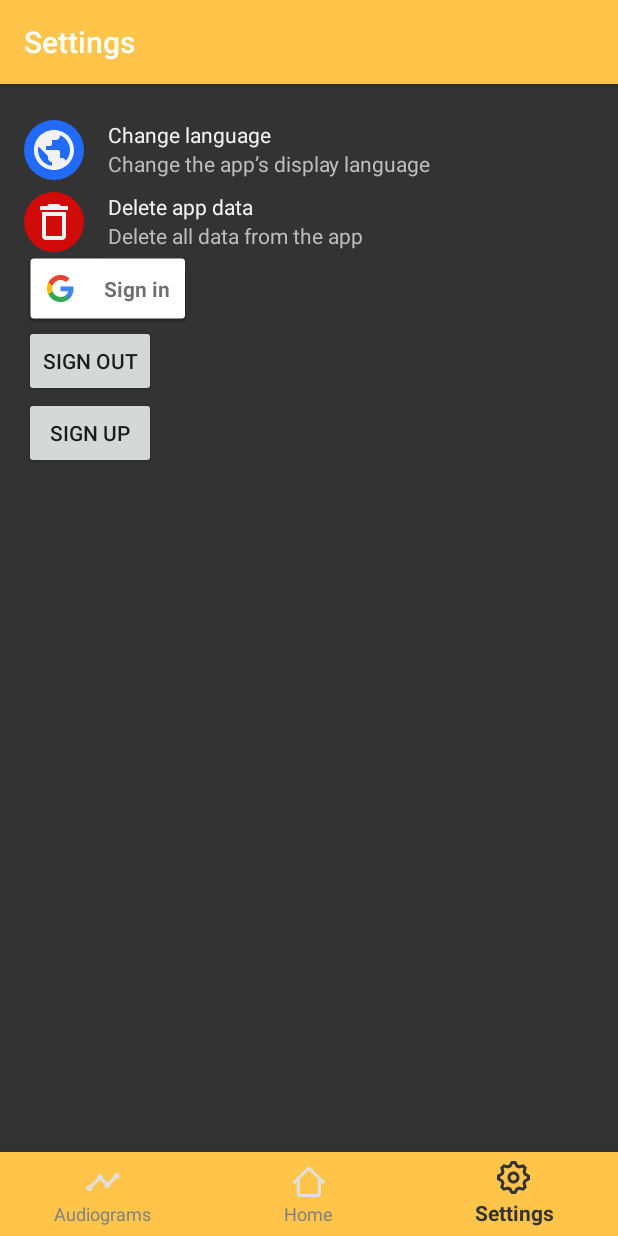
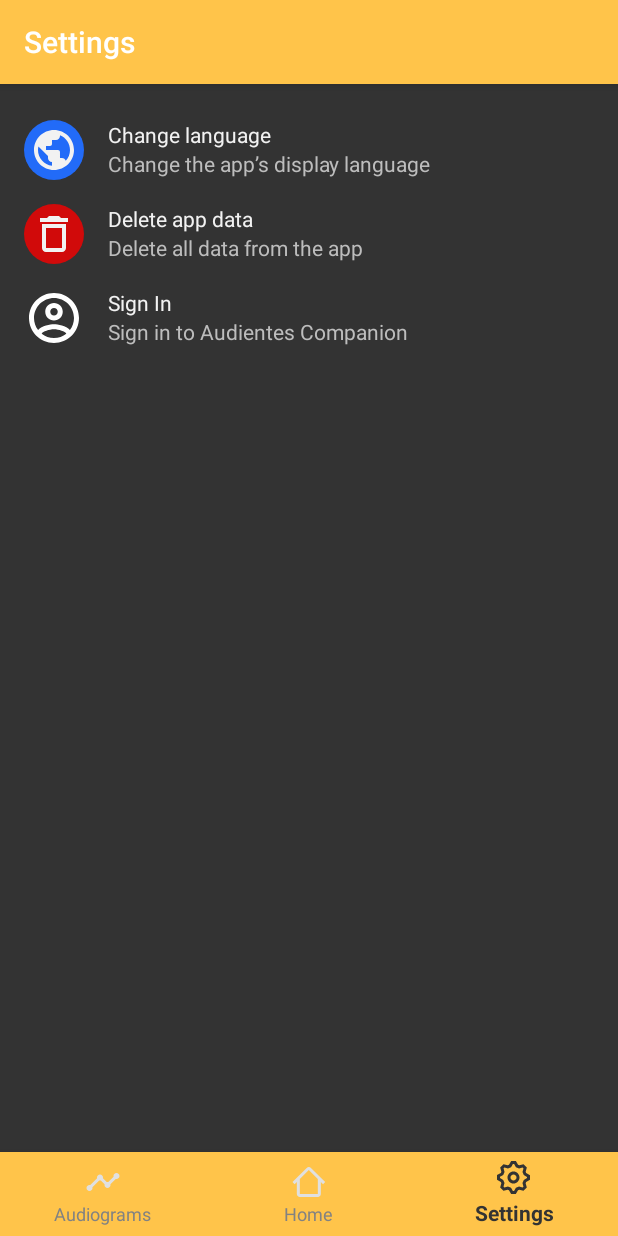
Before and after one commit to JoakimLevorsen/AudientesCompanion, an Android app: the SettingsFragment screen opened through its navigation route, on a phone screen of 412 x 824 dp. Run offline under Robolectric (Android 15) with nearby library versions, the phone set to English and light mode, and no system bars; our stand-ins replace Firebase (no records; nobody signed in at launch, a user with empty details on screens opened directly), navigation-ui.

Commit message:
added sign in section in the settings menu

```diff
--- /dev/null
+++ b/app/src/main/res/drawable/ic_account_circle_24px_outlined.xml
@@ -0,0 +1,16 @@
+<vector xmlns:android="http://schemas.android.com/apk/res/android"
+    android:width="24dp"
+    android:height="24dp"
+    android:autoMirrored="true"
+    android:viewportWidth="24"
+    android:viewportHeight="24">
+    <path
+        android:fillAlpha="0"
+        android:fillColor="#FFFFFF"
+        android:pathData="M12,2C6.48,2 2,6.48 2,12C2,17.52 6.48,22 12,22C17.52,22 22,17.52 22,12C22,6.48 17.52,2 12,2ZM7.07,18.28C7.5,17.38 10.12,16.5 12,16.5C13.88,16.5 16.5099,17.38 16.9299,18.28C15.5699,19.36 13.86,20 12,20C10.1399,20 8.4299,19.36 7.07,18.28ZM12,14.5C13.46,14.5 16.9301,15.09 18.36,16.83C19.38,15.49 20,13.82 20,12C20,7.59 16.41,4 12,4C7.59,4 4,7.59 4,12C4,13.82 4.62,15.49 5.64,16.83C7.07,15.09 10.54,14.5 12,14.5ZM12,6C10.0601,6 8.5,7.56 8.5,9.5C8.5,11.44 10.0601,13 12,13C13.9399,13 15.5,11.44 15.5,9.5C15.5,7.56 13.9399,6 12,6ZM10.5,9.5C10.5,10.33 11.17,11 12,11C12.83,11 13.5,10.33 13.5,9.5C13.5,8.67 12.83,8 12,8C11.17,8 10.5,8.67 10.5,9.5Z" />
+    <path
+        android:fillAlpha="1"
+        android:fillColor="#FFFFFF"
+        android:fillType="evenOdd"
+        android:pathData="M12,2C6.48,2 2,6.48 2,12C2,17.52 6.48,22 12,22C17.52,22 22,17.52 22,12C22,6.48 17.52,2 12,2ZM7.07,18.28C7.5,17.38 10.12,16.5 12,16.5C13.88,16.5 16.5099,17.38 16.9299,18.28C15.5699,19.36 13.86,20 12,20C10.1399,20 8.4299,19.36 7.07,18.28ZM12,14.5C13.46,14.5 16.9301,15.09 18.36,16.83C19.38,15.49 20,13.82 20,12C20,7.59 16.41,4 12,4C7.59,4 4,7.59 4,12C4,13.82 4.62,15.49 5.64,16.83C7.07,15.09 10.54,14.5 12,14.5ZM12,6C10.0601,6 8.5,7.56 8.5,9.5C8.5,11.44 10.0601,13 12,13C13.9399,13 15.5,11.44 15.5,9.5C15.5,7.56 13.9399,6 12,6ZM10.5,9.5C10.5,10.33 11.17,11 12,11C12.83,11 13.5,10.33 13.5,9.5C13.5,8.67 12.83,8 12,8C11.17,8 10.5,8.67 10.5,9.5Z" />
+</vector>
--- a/app/src/main/res/layout/activity_hearing_test.xml
+++ b/app/src/main/res/layout/activity_hearing_test.xml
@@ -32,7 +32,7 @@
                     android:orientation="horizontal">
 
                     <TextView
-                        android:id="@+id/hearingtesttext"
+                        android:id="@+id/languageText"
                         android:layout_width="0dp"
                         android:layout_height="wrap_content"
                         android:layout_weight="1"
--- a/app/src/main/res/layout/fragment_settings.xml
+++ b/app/src/main/res/layout/fragment_settings.xml
@@ -40,7 +40,7 @@
                 android:orientation="vertical">
 
                 <TextView
-                    android:id="@+id/hearingtesttext"
+                    android:id="@+id/languageText"
                     android:layout_width="match_parent"
                     android:layout_height="wrap_content"
                     android:text="@string/change_language"
@@ -57,7 +57,7 @@
 
         <Space
             android:layout_width="match_parent"
-            android:layout_height="@dimen/default_gap" />
+            android:layout_height="@dimen/activity_horizontal_margin" />
 
         <LinearLayout
             android:layout_width="match_parent"
@@ -100,21 +100,50 @@
 
         <Space
             android:layout_width="match_parent"
-            android:layout_height="wrap_content" />
-        <com.google.android.gms.common.SignInButton
-            android:id="@+id/button_signIn"
-            android:layout_height="wrap_content"
-            android:layout_width="wrap_content" />
-        <Button
-            android:id="@+id/button_signOut"
-            android:text="@string/SignOut"
-            android:layout_width="wrap_content"
-            android:layout_height="wrap_content"/>
+            android:layout_height="@dimen/activity_horizontal_margin" />
 
-        <Button
-            android:id="@+id/button_signUp"
-            android:text="@string/SignUp"
-            android:layout_width="wrap_content"
-            android:layout_height="wrap_content"/>
+        <LinearLayout
+            android:layout_width="match_parent"
+            android:layout_height="match_parent"
+            android:orientation="horizontal">
+
+            <ImageView
+                android:id="@+id/signInImage"
+                android:layout_width="40dp"
+                android:layout_height="40dp"
+                android:layout_weight="0"
+                android:contentDescription="@string/world"
+                app:srcCompat="@drawable/ic_account_circle_24px_outlined" />
+
+            <Space
+                android:layout_width="@dimen/activity_horizontal_margin"
+                android:layout_height="wrap_content"
+                android:layout_weight="0" />
+
+            <LinearLayout
+                android:layout_width="match_parent"
+                android:layout_height="match_parent"
+                android:orientation="vertical">
+
+                <TextView
+                    android:id="@+id/signInText"
+                    android:layout_width="match_parent"
+                    android:layout_height="wrap_content"
+                    android:text="@string/sign_in"
+                    android:textColor="@color/gray6" />
+
+                <TextView
+                    android:id="@+id/SignInundertext"
+                    android:layout_width="match_parent"
+                    android:layout_height="wrap_content"
+                    android:text="@string/sign_in_to_audientes_companion"
+                    android:textColor="@color/gray4" />
+            </LinearLayout>
+        </LinearLayout>
+
+        <Space
+            android:layout_width="match_parent"
+            android:layout_height="@dimen/default_gap" />
+
     </LinearLayout>
 </androidx.constraintlayout.widget.ConstraintLayout>
--- a/app/src/main/res/values/strings.xml
+++ b/app/src/main/res/values/strings.xml
@@ -43,7 +43,6 @@
     <string name="blahblah2">blahblah2</string>
     <string name="blahblah3">blahblah3</string>
     <string name="start">Start</string>
-    <string name="SignIn">Sign in</string>
-    <string name="SignOut">Sign out</string>
-    <string name="SignUp">Sign up</string>
+    <string name="sign_in_to_audientes_companion">Sign in to Audientes Companion</string>
+    <string name="sign_in">Sign In</string>
 </resources>
```
